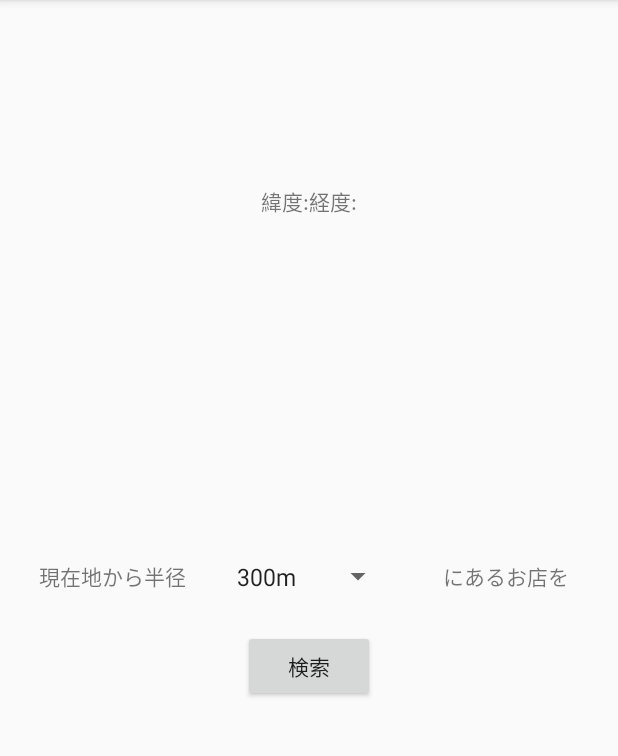
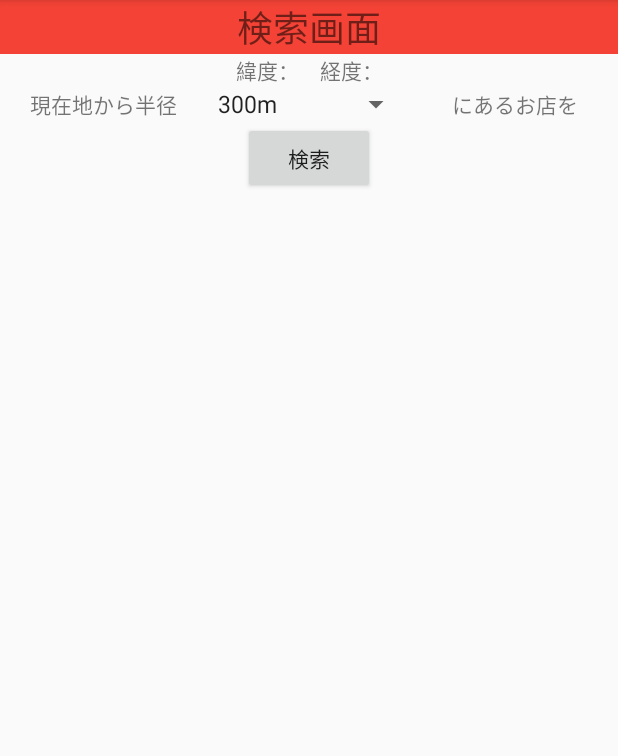
Before and after one commit to shadow418/FenrirAssignment, an Android app: the screen it shows after launch (MainActivity), on a phone screen of 412 x 824 dp, the part 84-840 px from its top. Run offline under Robolectric (Android 15) with nearby library versions, the phone set to English and light mode, and no system bars.

Commit message:
検索結果画面に検索結果上位1位のみを表示する機能を実装

```diff
--- a/app/src/main/java/com/example/fenrirassignment/MainActivity.java
+++ b/app/src/main/java/com/example/fenrirassignment/MainActivity.java
@@ -24,8 +24,6 @@ public class MainActivity extends AppCompatActivity implements LocationListener{
     private TextView textView;
     private Spinner rangeSpinner;
 
-    RestaurantSearcher restaurantSearcher;
-
     @Override
     protected void onCreate(Bundle savedInstanceState) {
         super.onCreate(savedInstanceState);
@@ -37,7 +35,7 @@ public class MainActivity extends AppCompatActivity implements LocationListener{
     }
 
     public void serch(View view){
-        restaurantSearcher = new RestaurantSearcher(this);
+        RestaurantSearcher restaurantSearcher = new RestaurantSearcher(this);
         restaurantSearcher.execute(latitude, longitude, String.valueOf(rangeSpinner.getSelectedItemPosition() + 1));
     }
 
--- a/app/src/main/java/com/example/fenrirassignment/RestaurantSearcher.java
+++ b/app/src/main/java/com/example/fenrirassignment/RestaurantSearcher.java
@@ -23,7 +23,7 @@ public class RestaurantSearcher extends AsyncTask<String, Void, String> {
     @Override
     protected String doInBackground(String... strings) {
         //String url = API_URL + "?keyid=" + ACCESS_KEY + "&latitude=" + strings[0] + "&longitude=" + strings[1] + "&range=" + strings[2];
-        String url = API_URL + "?keyid=" + ACCESS_KEY + "&latitude=34.923" + "&longitude=135.923" + "&range=" + strings[2];
+        String url = API_URL + "?keyid=" + ACCESS_KEY + "&latitude=35.0706" + "&longitude=135.9940" + "&range=" + strings[2];
         try {
             URL query = new URL(url);
             HttpURLConnection connection = (HttpURLConnection)query.openConnection();
@@ -39,6 +39,7 @@ public class RestaurantSearcher extends AsyncTask<String, Void, String> {
                 while((line = reader.readLine()) != null) {
                     result.append(line);
                 }
+                connection.disconnect();
                 return result.toString();
             }
         }catch (Exception e){
--- a/app/src/main/res/layout/activity_main.xml
+++ b/app/src/main/res/layout/activity_main.xml
@@ -6,63 +6,91 @@
     android:layout_height="match_parent"
     tools:context=".MainActivity">
 
-    <TextView
-        android:id="@+id/gpsInfo"
-        android:layout_width="wrap_content"
-        android:layout_height="wrap_content"
-        android:layout_marginBottom="500dp"
-        android:text="緯度:経度:"
-        app:layout_constraintBottom_toBottomOf="parent"
-        app:layout_constraintLeft_toLeftOf="parent"
-        app:layout_constraintRight_toRightOf="parent"
-        app:layout_constraintTop_toTopOf="parent" />
-
-    <Button
-        android:id="@+id/searchButton"
-        android:layout_width="wrap_content"
-        android:layout_height="wrap_content"
-        android:layout_marginTop="120dp"
-        android:onClick="serch"
-        android:text="検索"
-        app:layout_constraintBottom_toBottomOf="parent"
-        app:layout_constraintEnd_toEndOf="parent"
-        app:layout_constraintStart_toStartOf="parent"
-        app:layout_constraintTop_toTopOf="parent" />
-
     <LinearLayout
-        android:layout_width="0dp"
-        android:layout_height="50dp"
-        android:layout_marginTop="300dp"
-        android:layout_marginBottom="300dp"
-        android:orientation="horizontal"
+        android:layout_width="match_parent"
+        android:layout_height="match_parent"
+        android:orientation="vertical"
         app:layout_constraintBottom_toBottomOf="parent"
         app:layout_constraintEnd_toEndOf="parent"
         app:layout_constraintStart_toStartOf="parent"
         app:layout_constraintTop_toTopOf="parent">
 
-        <TextView
-            android:id="@+id/text1"
+        <LinearLayout
             android:layout_width="match_parent"
-            android:layout_height="match_parent"
-            android:layout_weight="1"
-            android:gravity="center"
-            android:text="現在地から半径"
-            android:textAlignment="gravity" />
+            android:layout_height="wrap_content"
+            android:background="#F44336"
+            android:orientation="horizontal">
 
-        <Spinner
-            android:id="@+id/range"
-            android:layout_width="wrap_content"
-            android:layout_height="match_parent"
-            android:entries="@array/list" />
+            <TextView
+                android:id="@+id/textView5"
+                android:layout_width="0dp"
+                android:layout_height="match_parent"
+                android:layout_weight="1"
+                android:gravity="center"
+                android:text="@string/text0"
+                android:textSize="24sp" />
+        </LinearLayout>
 
-        <TextView
-            android:id="@+id/text2"
+        <LinearLayout
             android:layout_width="match_parent"
-            android:layout_height="match_parent"
-            android:layout_weight="1"
-            android:gravity="center"
-            android:text="にあるお店を"
-            android:textAlignment="gravity" />
+            android:layout_height="wrap_content"
+            android:orientation="horizontal">
+
+            <TextView
+                android:id="@+id/gpsInfo"
+                android:layout_width="0dp"
+                android:layout_height="match_parent"
+                android:layout_weight="1"
+                android:gravity="center|center_horizontal"
+                android:text="@string/gpsInfo" />
+        </LinearLayout>
+
+        <LinearLayout
+            android:layout_width="match_parent"
+            android:layout_height="wrap_content"
+            android:orientation="vertical">
+
+            <LinearLayout
+                android:layout_width="match_parent"
+                android:layout_height="wrap_content"
+                android:orientation="horizontal">
+
+                <TextView
+                    android:id="@+id/text1"
+                    android:layout_width="0dp"
+                    android:layout_height="match_parent"
+                    android:layout_weight="1"
+                    android:gravity="center"
+                    android:text="@string/text1"
+                    android:textAlignment="gravity" />
+
+                <Spinner
+                    android:id="@+id/range"
+                    android:layout_width="0dp"
+                    android:layout_height="match_parent"
+                    android:layout_weight="1"
+                    android:entries="@array/list" />
+
+                <TextView
+                    android:id="@+id/text2"
+                    android:layout_width="0dp"
+                    android:layout_height="match_parent"
+                    android:layout_weight="1"
+                    android:gravity="center"
+                    android:text="@string/text2"
+                    android:textAlignment="gravity" />
+
+            </LinearLayout>
+
+            <Button
+                android:id="@+id/searchButton"
+                android:layout_width="wrap_content"
+                android:layout_height="wrap_content"
+                android:layout_gravity="center_horizontal"
+                android:onClick="serch"
+                android:text="@string/text3" />
+
+        </LinearLayout>
 
     </LinearLayout>
 
--- a/app/src/main/res/values/strings.xml
+++ b/app/src/main/res/values/strings.xml
@@ -1,5 +1,19 @@
 <resources>
     <string name="app_name">FenrirAssignment</string>
+
+    <string name="gpsInfo">緯度：　経度：</string>
+
+    <string name="text0">検索画面</string>
+    <string name="text1">現在地から半径</string>
+    <string name="text2">にあるお店を</string>
+    <string name="text3">検索</string>
+
+    <string name="back">&lt;</string>
+    <string name="text4">検索結果</string>
+
+    <string name="thumb">サムネイル</string>
+    <string name="name">店名</string>
+    <string name="access">アクセス</string>
 
     <string-array name="list">
         <item>300m</item>
```
Also changed, not shown: app/src/main/java/com/example/fenrirassignment/ImageGetter.java (added, +39 -0 lines), app/src/main/java/com/example/fenrirassignment/SearchResult.java (+34 -1 lines), app/src/main/res/layout/activity_result.xml (+76 -21 lines).
